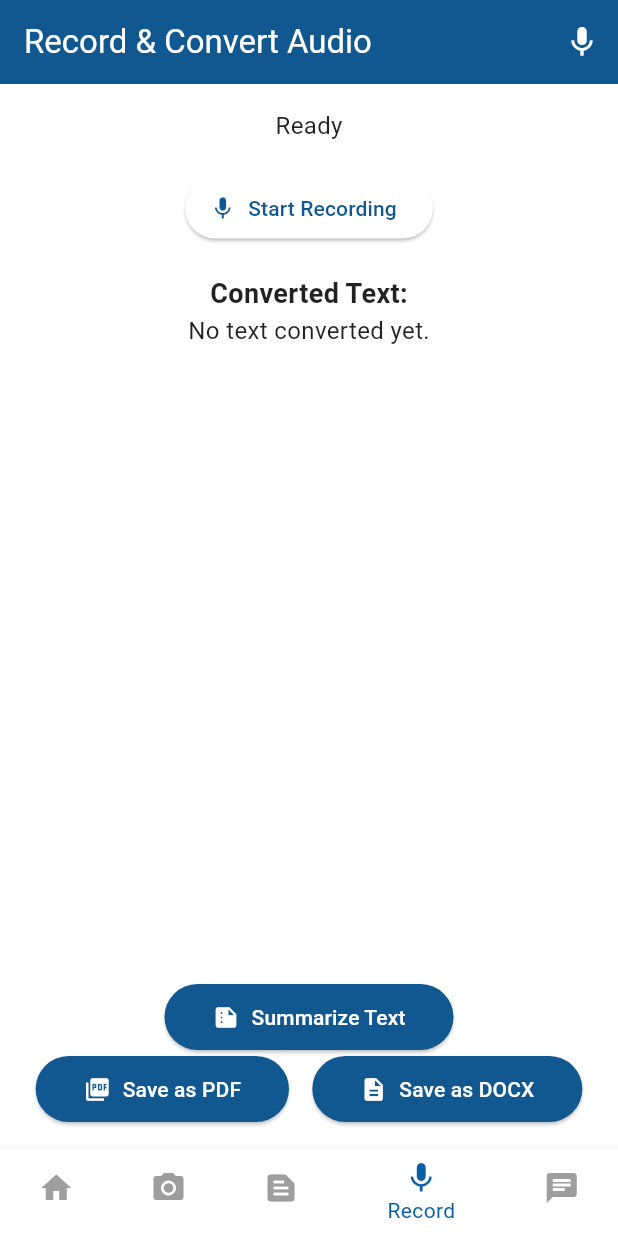
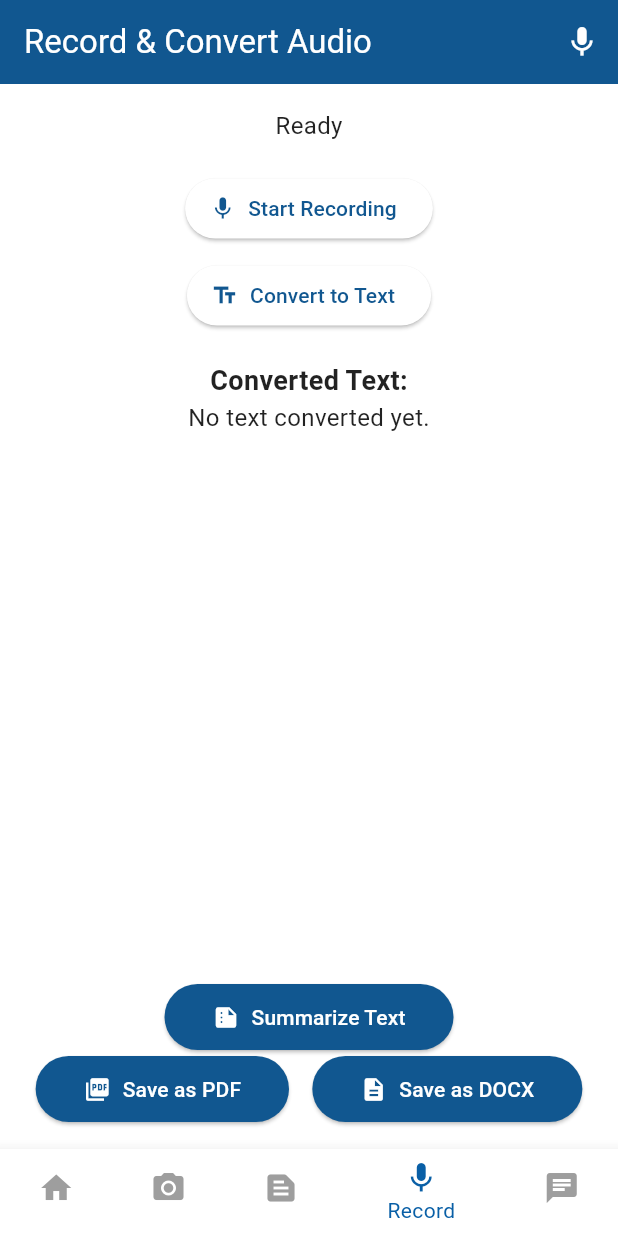
Before and after one commit to Mach-web/HandwrittenNotesToAudio_flutterApp, a Flutter app: the screen it shows after launch, item 4 of the bottom bar chosen, on a phone screen of 412 x 824 dp. Run offline on Flutter 3.47's test engine with Material 3 defaults, Android fonts, the phone set to English and light mode, and no system bars; our stand-ins replace audioplayers, file_picker, firebase_core, firebase_vertexai, flutter_widget_from_html_core, get and 3 more; missing offline and left inert: docx_template, flutter_sound, syncfusion_flutter_pdf; accounts and stored records are empty; generated files the repository leaves out were written again.

Commit message:
Add convert to text button

```diff
--- a/lib/views/capture/capture_notes.dart
+++ b/lib/views/capture/capture_notes.dart
@@ -3,7 +3,7 @@ import 'dart:io';
 import 'package:flutter/material.dart';
 import 'package:get/get.dart';
 import 'package:image_picker/image_picker.dart';
-import 'package:notestoaudio/Machine_learning/text_recognition.dart';
+import 'package:notestoaudio/machine_learning/text_recognition.dart';
 import 'package:notestoaudio/views/capture/edit_notes.dart';
 import 'package:notestoaudio/views/random_buttons.dart';
 
--- a/lib/views/record.dart
+++ b/lib/views/record.dart
@@ -6,6 +6,7 @@ import 'package:path_provider/path_provider.dart';
 import 'package:syncfusion_flutter_pdf/pdf.dart';
 import 'package:docx_template/docx_template.dart';
 import 'package:permission_handler/permission_handler.dart';
+import 'package:notestoaudio/machine_learning/transcription.dart';
 
 class AudioRecordingPage extends StatefulWidget {
   const AudioRecordingPage({super.key});
@@ -26,6 +27,7 @@ class _AudioRecordingPageState extends State<AudioRecordingPage> {
   Duration _playingPosition = Duration.zero;
   Duration _playingTotalDuration = Duration.zero;
   final TextEditingController _textController = TextEditingController();
+  final Transcription _transcription = Transcription();
 
   @override
   void initState() {
@@ -180,12 +182,16 @@ class _AudioRecordingPageState extends State<AudioRecordingPage> {
               label: Text(_isRecording ? 'Stop Recording' : 'Start Recording'),
               onPressed: _isRecording ? _stopRecording : _startRecording,
             ),
-            // const SizedBox(height: 20),
-            // ElevatedButton.icon(
-            //   icon: Icon(Icons.text_fields),
-            //   label: Text('Convert to Text'),
-            //   onPressed: _convertSpeechToText,
-            // ),
+            const SizedBox(height: 10),
+            ElevatedButton.icon(
+              icon: Icon(Icons.text_fields),
+              label: Text('Convert to Text'),
+              onPressed: () {
+                if (_audioPath != null) {
+                  _transcription.transcribeAudioAndCleanup(_audioPath!);
+                }
+              },
+            ),
             const SizedBox(height: 20),
             Text(
               'Converted Text:',
```
